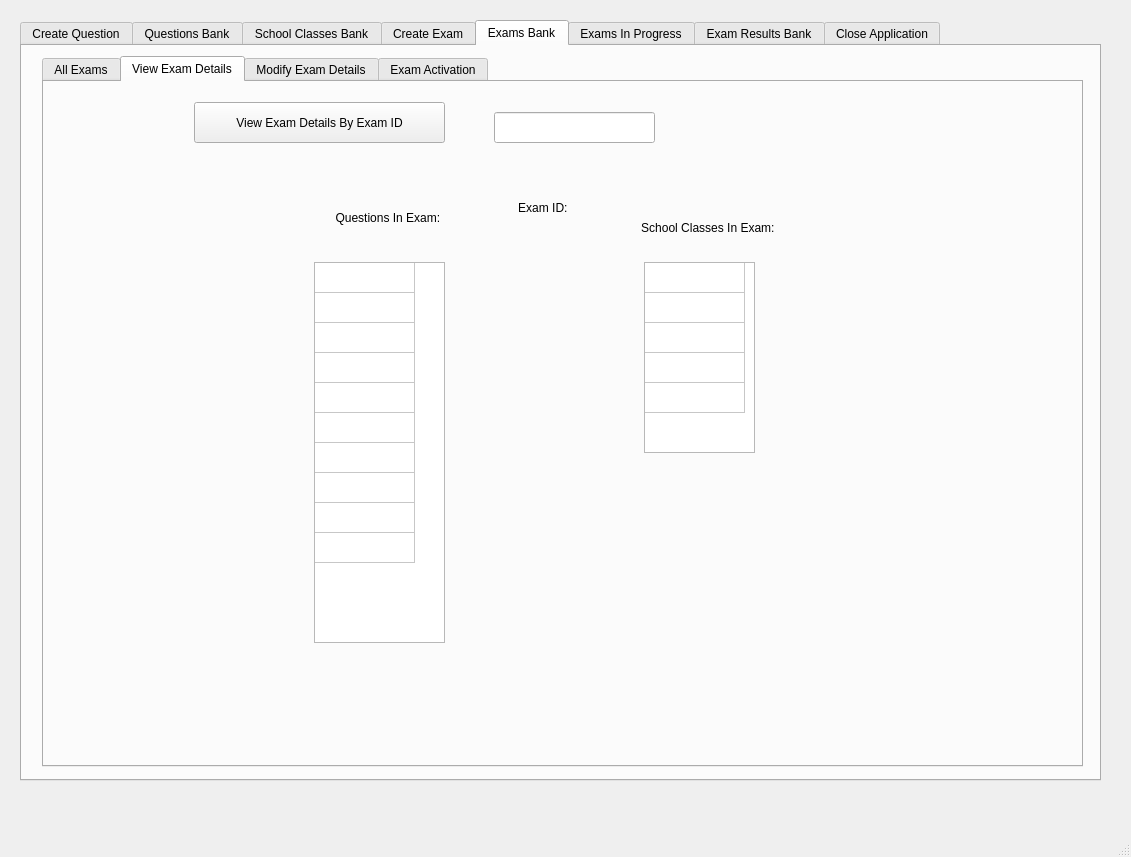
applet199/OOPCourseWorkTwo, file GUI/TeacherGUIQtDesigner.ui: the form before one commit.
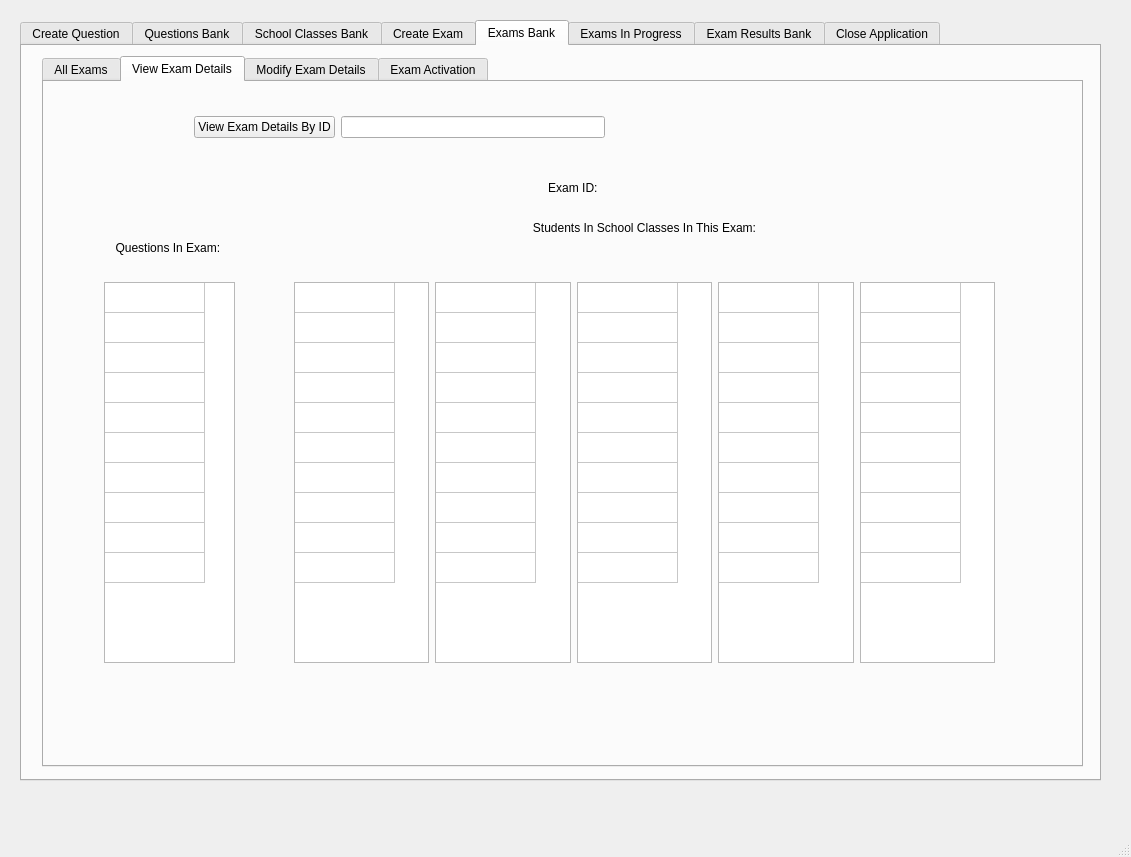
The form after the commit. The open tabs and pages were chosen to show the change.

Commit message: implemented complete exam

Patch:
```diff
--- a/GUI/TeacherGUIQtDesigner.ui
+++ b/GUI/TeacherGUIQtDesigner.ui
@@ -1728,71 +1728,11 @@
        <attribute name="title">
         <string>View Exam Details</string>
        </attribute>
-       <widget class="QPushButton" name="pushButton_15">
-        <property name="geometry">
-         <rect>
-          <x>150</x>
-          <y>20</y>
-          <width>251</width>
-          <height>41</height>
-         </rect>
-        </property>
-        <property name="text">
-         <string>View Exam Details By Exam ID</string>
-        </property>
-       </widget>
-       <widget class="QLineEdit" name="lineEdit_14">
-        <property name="geometry">
-         <rect>
-          <x>450</x>
-          <y>30</y>
-          <width>161</width>
-          <height>31</height>
-         </rect>
-        </property>
-        <property name="alignment">
-         <set>Qt::AlignCenter</set>
-        </property>
-       </widget>
-       <widget class="QTableWidget" name="tableWidget_6">
-        <property name="geometry">
-         <rect>
-          <x>600</x>
-          <y>180</y>
-          <width>111</width>
-          <height>191</height>
-         </rect>
-        </property>
-        <property name="editTriggers">
-         <set>QAbstractItemView::NoEditTriggers</set>
-        </property>
-        <property name="selectionMode">
-         <enum>QAbstractItemView::NoSelection</enum>
-        </property>
-        <property name="rowCount">
-         <number>5</number>
-        </property>
-        <property name="columnCount">
-         <number>1</number>
-        </property>
-        <attribute name="horizontalHeaderVisible">
-         <bool>false</bool>
-        </attribute>
-        <attribute name="verticalHeaderVisible">
-         <bool>false</bool>
-        </attribute>
-        <row/>
-        <row/>
-        <row/>
-        <row/>
-        <row/>
-        <column/>
-       </widget>
        <widget class="QLabel" name="label_19">
         <property name="geometry">
          <rect>
-          <x>240</x>
-          <y>120</y>
+          <x>20</x>
+          <y>150</y>
           <width>211</width>
           <height>31</height>
          </rect>
@@ -1810,8 +1750,8 @@
        <widget class="QTableWidget" name="tableWidget_7">
         <property name="geometry">
          <rect>
-          <x>270</x>
-          <y>180</y>
+          <x>60</x>
+          <y>200</y>
           <width>131</width>
           <height>381</height>
          </rect>
@@ -1846,30 +1786,11 @@
         <row/>
         <column/>
        </widget>
-       <widget class="QLabel" name="label_21">
-        <property name="geometry">
-         <rect>
-          <x>560</x>
-          <y>130</y>
-          <width>211</width>
-          <height>31</height>
-         </rect>
-        </property>
-        <property name="text">
-         <string>School Classes In Exam: </string>
-        </property>
-        <property name="alignment">
-         <set>Qt::AlignCenter</set>
-        </property>
-        <property name="wordWrap">
-         <bool>true</bool>
-        </property>
-       </widget>
        <widget class="QLabel" name="label_18">
         <property name="geometry">
          <rect>
-          <x>420</x>
-          <y>100</y>
+          <x>450</x>
+          <y>80</y>
           <width>161</width>
           <height>51</height>
          </rect>
@@ -1884,8 +1805,8 @@
        <widget class="QLabel" name="label_20">
         <property name="geometry">
          <rect>
-          <x>680</x>
-          <y>10</y>
+          <x>650</x>
+          <y>20</y>
           <width>221</width>
           <height>51</height>
          </rect>
@@ -1894,6 +1815,265 @@
          <string/>
         </property>
        </widget>
+       <widget class="QWidget" name="layoutWidget_11">
+        <property name="geometry">
+         <rect>
+          <x>250</x>
+          <y>180</y>
+          <width>701</width>
+          <height>401</height>
+         </rect>
+        </property>
+        <layout class="QHBoxLayout" name="horizontalLayout_16">
+         <item>
+          <layout class="QVBoxLayout" name="verticalLayout_42">
+           <item>
+            <widget class="QLabel" name="label_67">
+             <property name="text">
+              <string/>
+             </property>
+             <property name="alignment">
+              <set>Qt::AlignCenter</set>
+             </property>
+            </widget>
+           </item>
+           <item>
+            <widget class="QTableWidget" name="tableWidget_27">
+             <property name="rowCount">
+              <number>10</number>
+             </property>
+             <property name="columnCount">
+              <number>1</number>
+             </property>
+             <attribute name="horizontalHeaderVisible">
+              <bool>false</bool>
+             </attribute>
+             <attribute name="verticalHeaderVisible">
+              <bool>false</bool>
+             </attribute>
+             <row/>
+             <row/>
+             <row/>
+             <row/>
+             <row/>
+             <row/>
+             <row/>
+             <row/>
+             <row/>
+             <row/>
+             <column/>
+            </widget>
+           </item>
+          </layout>
+         </item>
+         <item>
+          <layout class="QVBoxLayout" name="verticalLayout_43">
+           <item>
+            <widget class="QLabel" name="label_68">
+             <property name="text">
+              <string/>
+             </property>
+             <property name="alignment">
+              <set>Qt::AlignCenter</set>
+             </property>
+            </widget>
+           </item>
+           <item>
+            <widget class="QTableWidget" name="tableWidget_28">
+             <property name="rowCount">
+              <number>10</number>
+             </property>
+             <property name="columnCount">
+              <number>1</number>
+             </property>
+             <attribute name="horizontalHeaderVisible">
+              <bool>false</bool>
+             </attribute>
+             <attribute name="verticalHeaderVisible">
+              <bool>false</bool>
+             </attribute>
+             <row/>
+             <row/>
+             <row/>
+             <row/>
+             <row/>
+             <row/>
+             <row/>
+             <row/>
+             <row/>
+             <row/>
+             <column/>
+            </widget>
+           </item>
+          </layout>
+         </item>
+         <item>
+          <layout class="QVBoxLayout" name="verticalLayout_44">
+           <item>
+            <widget class="QLabel" name="label_69">
+             <property name="text">
+              <string/>
+             </property>
+             <property name="alignment">
+              <set>Qt::AlignCenter</set>
+             </property>
+            </widget>
+           </item>
+           <item>
+            <widget class="QTableWidget" name="tableWidget_29">
+             <property name="rowCount">
+              <number>10</number>
+             </property>
+             <property name="columnCount">
+              <number>1</number>
+             </property>
+             <attribute name="horizontalHeaderVisible">
+              <bool>false</bool>
+             </attribute>
+             <attribute name="verticalHeaderVisible">
+              <bool>false</bool>
+             </attribute>
+             <row/>
+             <row/>
+             <row/>
+             <row/>
+             <row/>
+             <row/>
+             <row/>
+             <row/>
+             <row/>
+             <row/>
+             <column/>
+            </widget>
+           </item>
+          </layout>
+         </item>
+         <item>
+          <layout class="QVBoxLayout" name="verticalLayout_45">
+           <item>
+            <widget class="QLabel" name="label_70">
+             <property name="text">
+              <string/>
+             </property>
+             <property name="alignment">
+              <set>Qt::AlignCenter</set>
+             </property>
+            </widget>
+           </item>
+           <item>
+            <widget class="QTableWidget" name="tableWidget_30">
+             <property name="rowCount">
+              <number>10</number>
+             </property>
+             <property name="columnCount">
+              <number>1</number>
+             </property>
+             <attribute name="horizontalHeaderVisible">
+              <bool>false</bool>
+             </attribute>
+             <attribute name="verticalHeaderVisible">
+              <bool>false</bool>
+             </attribute>
+             <row/>
+             <row/>
+             <row/>
+             <row/>
+             <row/>
+             <row/>
+             <row/>
+             <row/>
+             <row/>
+             <row/>
+             <column/>
+            </widget>
+           </item>
+          </layout>
+         </item>
+         <item>
+          <layout class="QVBoxLayout" name="verticalLayout_46">
+           <item>
+            <widget class="QLabel" name="label_71">
+             <property name="text">
+              <string/>
+             </property>
+             <property name="alignment">
+              <set>Qt::AlignCenter</set>
+             </property>
+            </widget>
+           </item>
+           <item>
+            <widget class="QTableWidget" name="tableWidget_31">
+             <property name="rowCount">
+              <number>10</number>
+             </property>
+             <property name="columnCount">
+              <number>1</number>
+             </property>
+             <attribute name="horizontalHeaderVisible">
+              <bool>false</bool>
+             </attribute>
+             <attribute name="verticalHeaderVisible">
+              <bool>false</bool>
+             </attribute>
+             <row/>
+             <row/>
+             <row/>
+             <row/>
+             <row/>
+             <row/>
+             <row/>
+             <row/>
+             <row/>
+             <row/>
+             <column/>
+            </widget>
+           </item>
+          </layout>
+         </item>
+        </layout>
+       </widget>
+       <widget class="QLabel" name="label_21">
+        <property name="geometry">
+         <rect>
+          <x>450</x>
+          <y>130</y>
+          <width>301</width>
+          <height>31</height>
+         </rect>
+        </property>
+        <property name="text">
+         <string>Students In School Classes In This Exam:</string>
+        </property>
+        <property name="alignment">
+         <set>Qt::AlignCenter</set>
+        </property>
+       </widget>
+       <widget class="QWidget" name="">
+        <property name="geometry">
+         <rect>
+          <x>150</x>
+          <y>20</y>
+          <width>411</width>
+          <height>51</height>
+         </rect>
+        </property>
+        <layout class="QHBoxLayout" name="horizontalLayout_17">
+         <item>
+          <widget class="QPushButton" name="pushButton_15">
+           <property name="text">
+            <string>View Exam Details By ID</string>
+           </property>
+          </widget>
+         </item>
+         <item>
+          <widget class="QLineEdit" name="lineEdit_14">
+           <property name="alignment">
+            <set>Qt::AlignCenter</set>
+           </property>
+          </widget>
+         </item>
+        </layout>
+       </widget>
       </widget>
       <widget class="QWidget" name="tab_17">
        <attribute name="title">
```
Left out of the diff: 12 changed lines with no effect on the pictures. The commit also changes 24 other files.
